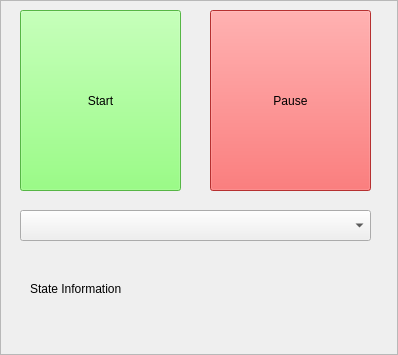
First picture: the form in hrl/kelsey_sandbox/src/kelsey_sandbox/arm_pose_move_gui.ui, repository gt-ros-pkg/hrl, before the edit.
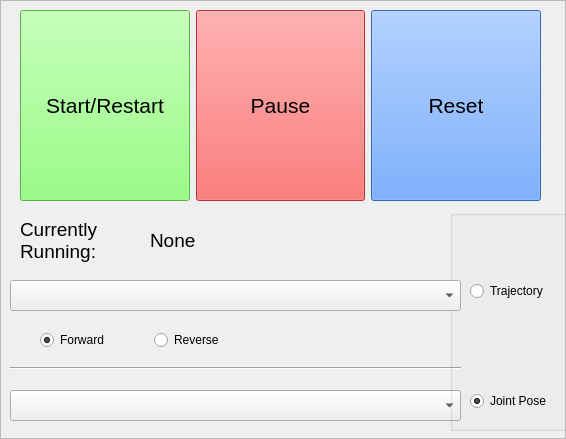
Second picture: the form after the edit.

Commit message: arm_pose_move interface gui is working

The edit to the form file:
```diff
--- a/hrl/kelsey_sandbox/src/kelsey_sandbox/arm_pose_move_gui.ui
+++ b/hrl/kelsey_sandbox/src/kelsey_sandbox/arm_pose_move_gui.ui
@@ -6,8 +6,8 @@
    <rect>
     <x>0</x>
     <y>0</y>
-    <width>398</width>
-    <height>355</height>
+    <width>566</width>
+    <height>439</height>
    </rect>
   </property>
   <property name="windowTitle">
@@ -19,66 +19,244 @@
   <property name="frameShadow">
    <enum>QFrame::Raised</enum>
   </property>
-  <widget class="QPushButton" name="start_button">
+  <widget class="Line" name="line">
+   <property name="geometry">
+    <rect>
+     <x>10</x>
+     <y>360</y>
+     <width>451</width>
+     <height>16</height>
+    </rect>
+   </property>
+   <property name="orientation">
+    <enum>Qt::Horizontal</enum>
+   </property>
+  </widget>
+  <widget class="QComboBox" name="joint_combo">
+   <property name="geometry">
+    <rect>
+     <x>10</x>
+     <y>390</y>
+     <width>451</width>
+     <height>31</height>
+    </rect>
+   </property>
+   <property name="sizePolicy">
+    <sizepolicy hsizetype="Preferred" vsizetype="Fixed">
+     <horstretch>0</horstretch>
+     <verstretch>0</verstretch>
+    </sizepolicy>
+   </property>
+  </widget>
+  <widget class="QWidget" name="">
+   <property name="geometry">
+    <rect>
+     <x>40</x>
+     <y>320</y>
+     <width>221</width>
+     <height>41</height>
+    </rect>
+   </property>
+   <layout class="QHBoxLayout" name="horizontalLayout">
+    <item>
+     <widget class="QRadioButton" name="forward_button">
+      <property name="sizePolicy">
+       <sizepolicy hsizetype="Minimum" vsizetype="Maximum">
+        <horstretch>0</horstretch>
+        <verstretch>0</verstretch>
+       </sizepolicy>
+      </property>
+      <property name="text">
+       <string>Forward</string>
+      </property>
+      <property name="checked">
+       <bool>true</bool>
+      </property>
+     </widget>
+    </item>
+    <item>
+     <widget class="QRadioButton" name="reverse_button">
+      <property name="sizePolicy">
+       <sizepolicy hsizetype="Minimum" vsizetype="Maximum">
+        <horstretch>0</horstretch>
+        <verstretch>0</verstretch>
+       </sizepolicy>
+      </property>
+      <property name="text">
+       <string>Reverse</string>
+      </property>
+     </widget>
+    </item>
+   </layout>
+  </widget>
+  <widget class="QLabel" name="label">
+   <property name="geometry">
+    <rect>
+     <x>20</x>
+     <y>210</y>
+     <width>91</width>
+     <height>61</height>
+    </rect>
+   </property>
+   <property name="styleSheet">
+    <string notr="true">font: 14pt;</string>
+   </property>
+   <property name="text">
+    <string>Currently
+Running:</string>
+   </property>
+  </widget>
+  <widget class="QLabel" name="label_2">
+   <property name="geometry">
+    <rect>
+     <x>150</x>
+     <y>220</y>
+     <width>391</width>
+     <height>41</height>
+    </rect>
+   </property>
+   <property name="styleSheet">
+    <string notr="true">font: 14pt ;</string>
+   </property>
+   <property name="text">
+    <string>None</string>
+   </property>
+  </widget>
+  <widget class="QGroupBox" name="groupBox">
+   <property name="geometry">
+    <rect>
+     <x>450</x>
+     <y>210</y>
+     <width>120</width>
+     <height>221</height>
+    </rect>
+   </property>
+   <property name="title">
+    <string/>
+   </property>
+   <widget class="QRadioButton" name="traj_button">
+    <property name="geometry">
+     <rect>
+      <x>20</x>
+      <y>70</y>
+      <width>93</width>
+      <height>22</height>
+     </rect>
+    </property>
+    <property name="sizePolicy">
+     <sizepolicy hsizetype="Fixed" vsizetype="Fixed">
+      <horstretch>0</horstretch>
+      <verstretch>0</verstretch>
+     </sizepolicy>
+    </property>
+    <property name="text">
+     <string>Trajectory</string>
+    </property>
+    <property name="checked">
+     <bool>false</bool>
+    </property>
+   </widget>
+   <widget class="QRadioButton" name="joint_pose_button">
+    <property name="geometry">
+     <rect>
+      <x>20</x>
+      <y>180</y>
+      <width>93</width>
+      <height>22</height>
+     </rect>
+    </property>
+    <property name="sizePolicy">
+     <sizepolicy hsizetype="Fixed" vsizetype="Fixed">
+      <horstretch>0</horstretch>
+      <verstretch>0</verstretch>
+     </sizepolicy>
+    </property>
+    <property name="text">
+     <string>Joint Pose</string>
+    </property>
+    <property name="checked">
+     <bool>true</bool>
+    </property>
+   </widget>
+  </widget>
+  <widget class="QComboBox" name="traj_combo">
+   <property name="geometry">
+    <rect>
+     <x>10</x>
+     <y>280</y>
+     <width>451</width>
+     <height>31</height>
+    </rect>
+   </property>
+   <property name="sizePolicy">
+    <sizepolicy hsizetype="Preferred" vsizetype="Fixed">
+     <horstretch>0</horstretch>
+     <verstretch>0</verstretch>
+    </sizepolicy>
+   </property>
+  </widget>
+  <widget class="QWidget" name="">
    <property name="geometry">
     <rect>
      <x>20</x>
      <y>10</y>
-     <width>161</width>
-     <height>181</height>
+     <width>521</width>
+     <height>191</height>
     </rect>
    </property>
-   <property name="styleSheet">
-    <string notr="true">font: 16pt &quot;AlArabiya&quot;;
+   <layout class="QHBoxLayout" name="horizontalLayout_2">
+    <item>
+     <widget class="QPushButton" name="start_button">
+      <property name="sizePolicy">
+       <sizepolicy hsizetype="Minimum" vsizetype="Preferred">
+        <horstretch>0</horstretch>
+        <verstretch>0</verstretch>
+       </sizepolicy>
+      </property>
+      <property name="styleSheet">
+       <string notr="true">font: 16pt;
 background-color: rgb(120, 255, 96);</string>
-   </property>
-   <property name="text">
-    <string>Start</string>
-   </property>
-  </widget>
-  <widget class="QPushButton" name="kill_button">
-   <property name="geometry">
-    <rect>
-     <x>210</x>
-     <y>10</y>
-     <width>161</width>
-     <height>181</height>
-    </rect>
-   </property>
-   <property name="styleSheet">
-    <string notr="true">background-color: rgb(255, 67, 67);
-font: 16pt &quot;AlArabiya&quot;;</string>
-   </property>
-   <property name="text">
-    <string>Pause</string>
-   </property>
-  </widget>
-  <widget class="QComboBox" name="comboBox">
-   <property name="geometry">
-    <rect>
-     <x>20</x>
-     <y>210</y>
-     <width>351</width>
-     <height>31</height>
-    </rect>
-   </property>
-  </widget>
-  <widget class="QLabel" name="state_information">
-   <property name="geometry">
-    <rect>
-     <x>30</x>
-     <y>250</y>
-     <width>341</width>
-     <height>91</height>
-    </rect>
-   </property>
-   <property name="styleSheet">
-    <string notr="true">font: 16pt &quot;AlArabiya&quot;;</string>
-   </property>
-   <property name="text">
-    <string>State Information
-</string>
-   </property>
+      </property>
+      <property name="text">
+       <string>Start/Restart</string>
+      </property>
+     </widget>
+    </item>
+    <item>
+     <widget class="QPushButton" name="stop_button">
+      <property name="sizePolicy">
+       <sizepolicy hsizetype="Minimum" vsizetype="Preferred">
+        <horstretch>0</horstretch>
+        <verstretch>0</verstretch>
+       </sizepolicy>
+      </property>
+      <property name="styleSheet">
+       <string notr="true">background-color: rgb(255, 67, 67);
+font: 16pt;</string>
+      </property>
+      <property name="text">
+       <string>Pause</string>
+      </property>
+     </widget>
+    </item>
+    <item>
+     <widget class="QPushButton" name="reset_button">
+      <property name="sizePolicy">
+       <sizepolicy hsizetype="Minimum" vsizetype="Preferred">
+        <horstretch>0</horstretch>
+        <verstretch>0</verstretch>
+       </sizepolicy>
+      </property>
+      <property name="styleSheet">
+       <string notr="true">background-color: rgb(70, 144, 255);
+font: 16pt;</string>
+      </property>
+      <property name="text">
+       <string>Reset</string>
+      </property>
+     </widget>
+    </item>
+   </layout>
   </widget>
  </widget>
  <resources/>
```
The commit also changes 5 other files.
